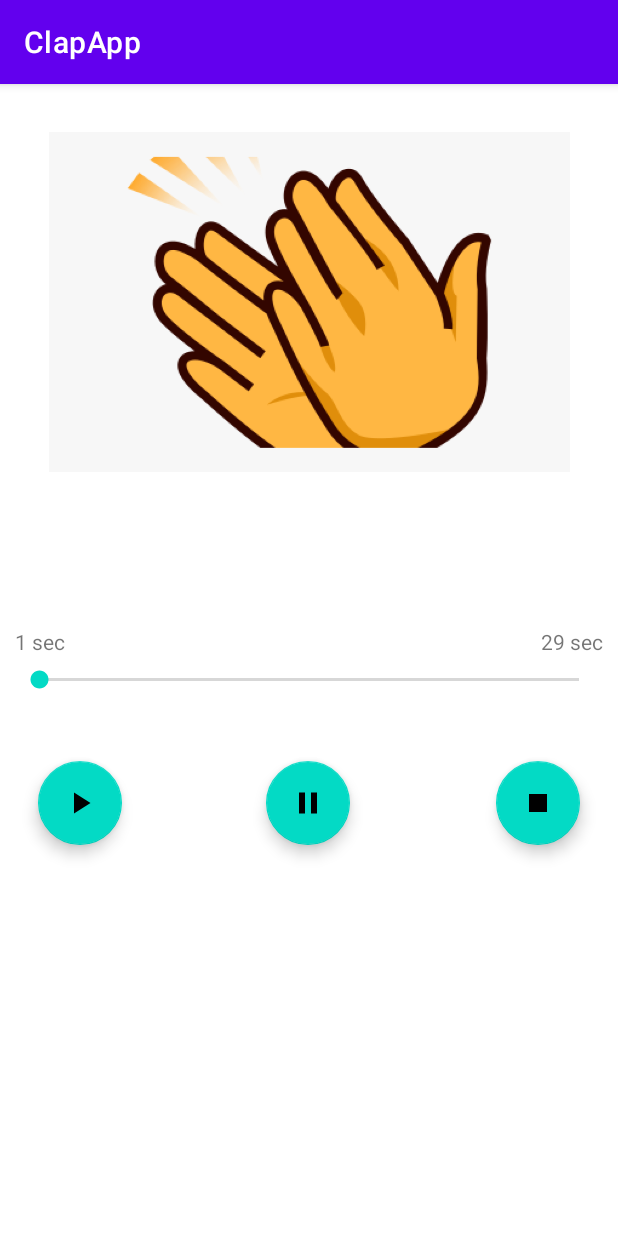
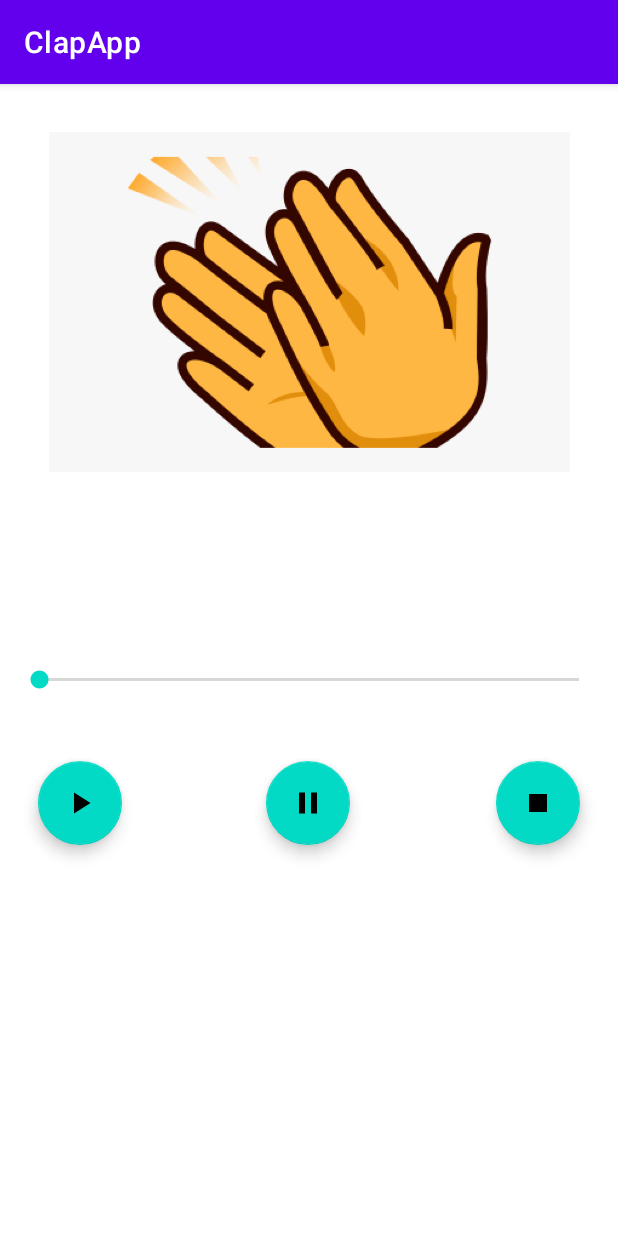
Before and after one commit to AnushkaMadusanka/ClapApp, an Android app: the screen it shows after launch (MainActivity), after a tap on an icon or button, on a phone screen of 412 x 824 dp. Run offline under Robolectric (Android 15) with nearby library versions, the phone set to English and light mode, and no system bars; 2 other taps on this screen came first.

Commit message:
Making Played Duration and Due Duration empty
When the STOP button is pressed,
"Played Duration" Text View and "Due Duration" Text View should return to initial state.

Therefore using the current knowledge i gained through following the video.
I declared the "tvPlayed" and "tvDue" as lateinit var and use them as the following edited code.

```diff
--- a/app/src/main/java/com/example/clapapp/MainActivity.kt
+++ b/app/src/main/java/com/example/clapapp/MainActivity.kt
@@ -15,11 +15,17 @@ class MainActivity : AppCompatActivity() {
     private var mediaPlayer: MediaPlayer? = null
     private lateinit var runnable: Runnable
     private lateinit var handler: Handler
+
+    private lateinit var tvPlayed : TextView
+    private  lateinit var tvDue : TextView
+
     override fun onCreate(savedInstanceState: Bundle?) {
         super.onCreate(savedInstanceState)
         setContentView(R.layout.activity_main)
         seekBar = findViewById(R.id.sbClapping)
         handler = Handler(Looper.getMainLooper())
+        tvPlayed  = findViewById<TextView>(R.id.tvPlayed)
+        tvDue = findViewById<TextView>(R.id.tvDue)
         val playButton = findViewById<FloatingActionButton>(R.id.fabPlay)
         playButton.setOnClickListener {
             if (mediaPlayer == null) {
@@ -42,6 +48,8 @@ class MainActivity : AppCompatActivity() {
             mediaPlayer = null
             handler.removeCallbacks(runnable)
             seekBar.progress = 0
+            tvPlayed.text = ""
+            tvDue.text = ""
 
         }
     }
@@ -62,8 +70,8 @@ class MainActivity : AppCompatActivity() {
 
 
         })
-        val tvPlayed = findViewById<TextView>(R.id.tvPlayed)
-        val tvDue = findViewById<TextView>(R.id.tvDue)
+        //val tvPlayed = findViewById<TextView>(R.id.tvPlayed)
+        //val tvDue = findViewById<TextView>(R.id.tvDue)
         seekBar.max = mediaPlayer!!.duration
         runnable = Runnable {
             seekBar.progress = mediaPlayer!!.currentPosition
```
